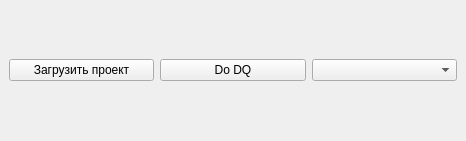
andrewGIS/qgis, file mySelectionNewDock_dockwidget_base.ui: the form before one commit.
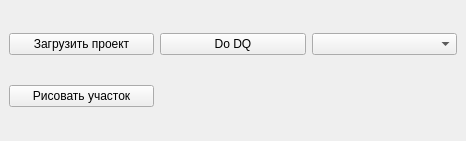
The form after the commit.

Commit message:
занятие 4
* добавление инструмента рисования прямоугольника

The edit to the form file:
```diff
--- a/mySelectionNewDock_dockwidget_base.ui
+++ b/mySelectionNewDock_dockwidget_base.ui
@@ -15,16 +15,6 @@
   </property>
   <widget class="QWidget" name="dockWidgetContents">
    <layout class="QGridLayout" name="gridLayout">
-    <item row="0" column="1">
-     <widget class="QPushButton" name="pushButton">
-      <property name="text">
-       <string>Do DQ</string>
-      </property>
-     </widget>
-    </item>
-    <item row="0" column="2">
-     <widget class="QComboBox" name="comboBox"/>
-    </item>
     <item row="0" column="0">
      <widget class="QPushButton" name="loadProject">
       <property name="text">
@@ -32,6 +22,23 @@
       </property>
      </widget>
     </item>
+    <item row="0" column="3">
+     <widget class="QComboBox" name="comboBox"/>
+    </item>
+    <item row="0" column="2">
+     <widget class="QPushButton" name="pushButton">
+      <property name="text">
+       <string>Do DQ</string>
+      </property>
+     </widget>
+    </item>
+    <item row="1" column="0">
+     <widget class="QPushButton" name="drawPolygon">
+      <property name="text">
+       <string>Рисовать участок</string>
+      </property>
+     </widget>
+    </item>
    </layout>
   </widget>
  </widget>
```
The commit also changes 2 other files.
